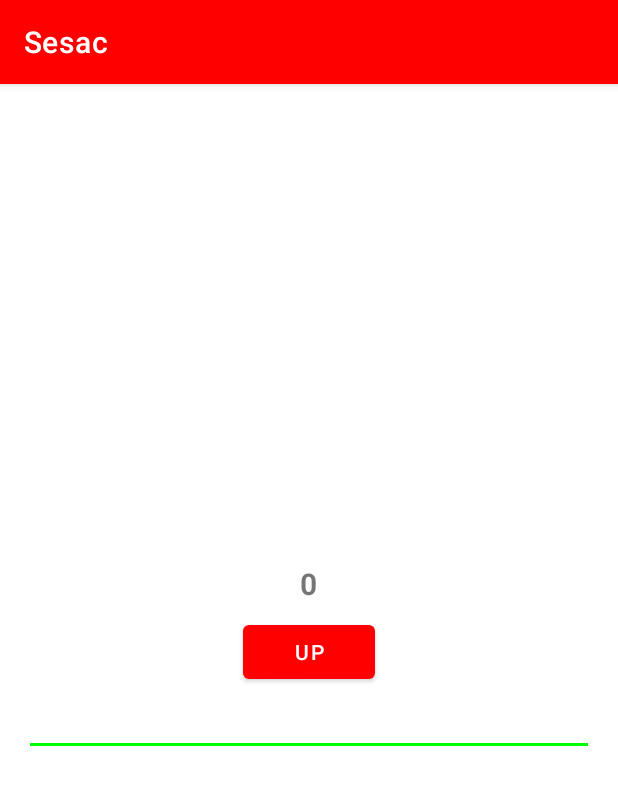
After one commit to Hong-Mu/sesac-android, an Android app: the C45Activity screen opened directly, with no data from a screen before it, on a phone screen of 412 x 824 dp. The commit adds this screen. Shown: the top 785 px of the screen. Run offline under Robolectric (Android 15) with nearby library versions, the phone set to English and light mode, and no system bars.

Commit message:
C45: Save Instance

```diff
--- a/app/src/main/java/com/hongmu/sesac/MainActivity.kt
+++ b/app/src/main/java/com/hongmu/sesac/MainActivity.kt
@@ -15,6 +15,7 @@ class MainActivity : AppCompatActivity() {
         setContentView(binding.root)
 
         binding.recyclerView.adapter = ActivityAdapter(listOf(
+            C45Activity::class.java,
             C43Activity::class.java,
             C42Activity::class.java,
             C41Activity::class.java,
--- /dev/null
+++ b/app/src/main/java/com/hongmu/sesac/activities/C45Activity.kt
@@ -0,0 +1,35 @@
+package com.hongmu.sesac.activities
+
+import androidx.appcompat.app.AppCompatActivity
+import android.os.Bundle
+import com.hongmu.sesac.databinding.ActivityC45Binding
+
+class C45Activity : AppCompatActivity() {
+
+    private val binding by lazy { ActivityC45Binding.inflate(layoutInflater) }
+
+    private var count = 0
+    override fun onCreate(savedInstanceState: Bundle?) {
+        super.onCreate(savedInstanceState)
+        setContentView(binding.root)
+
+        binding.btnUp.setOnClickListener {
+            count++
+            binding.textCount.text = count.toString()
+        }
+        count = savedInstanceState?.getInt("count", 0)?:0
+        binding.textCount.text = count.toString()
+    }
+
+    override fun onSaveInstanceState(outState: Bundle) {
+        super.onSaveInstanceState(outState)
+        outState.putInt("count", count)
+        outState.putString("edit", binding.inputText.text.toString())
+    }
+
+    override fun onRestoreInstanceState(savedInstanceState: Bundle) {
+        super.onRestoreInstanceState(savedInstanceState)
+
+        binding.inputText.setText(savedInstanceState.getString("edit"))
+    }
+}
--- /dev/null
+++ b/app/src/main/res/layout/activity_c45.xml
@@ -0,0 +1,31 @@
+<?xml version="1.0" encoding="utf-8"?>
+<LinearLayout xmlns:android="http://schemas.android.com/apk/res/android"
+    xmlns:app="http://schemas.android.com/apk/res-auto"
+    xmlns:tools="http://schemas.android.com/tools"
+    android:layout_width="match_parent"
+    android:layout_height="match_parent"
+    android:gravity="center"
+    android:orientation="vertical"
+    android:padding="16dp"
+    tools:context=".activities.C45Activity">
+
+    <TextView
+        android:id="@+id/textCount"
+        android:layout_width="wrap_content"
+        android:layout_height="wrap_content"
+        android:text="0"
+        android:textSize="20sp"
+        android:textStyle="bold" />
+
+    <Button
+        android:id="@+id/btnUp"
+        android:layout_width="wrap_content"
+        android:layout_height="wrap_content"
+        android:layout_marginTop="8dp"
+        android:text="UP" />
+
+    <EditText
+        android:id="@+id/inputText"
+        android:layout_width="match_parent"
+        android:layout_height="wrap_content"/>
+</LinearLayout>
```
Also changed, not shown: app/src/main/AndroidManifest.xml (+13 -3 lines).
